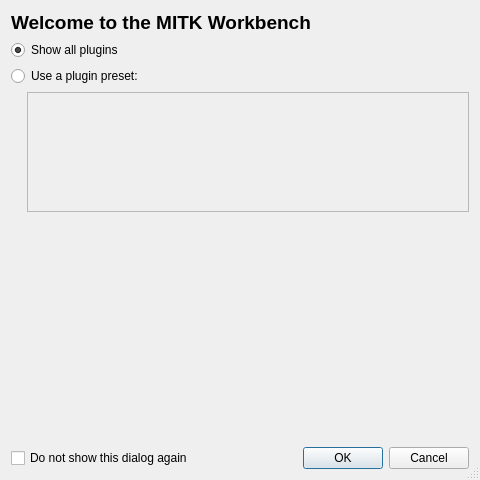
Before: the Qt Designer form Plugins/org.mitk.gui.qt.ext/src/QmitkStartupDialog.ui in MITK/MITK, drawn with Qt 5.
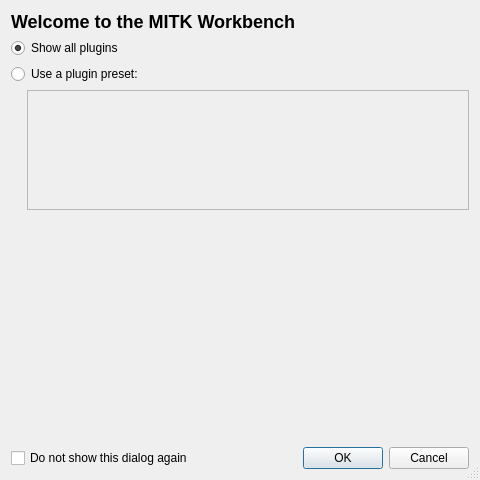
After: the same form once the commit is applied.

Commit message: Add comment about the (for now) internal preset file format

Patch:
```diff
--- a/Plugins/org.mitk.gui.qt.ext/src/QmitkStartupDialog.ui
+++ b/Plugins/org.mitk.gui.qt.ext/src/QmitkStartupDialog.ui
@@ -25,18 +25,14 @@
   <layout class="QVBoxLayout" name="verticalLayout_2">
    <item>
     <widget class="QLabel" name="welcomeLabel">
-     <property name="font">
-      <font>
-       <pointsize>14</pointsize>
-       <italic>false</italic>
-       <bold>true</bold>
-      </font>
-     </property>
      <property name="text">
-      <string>Welcome to the MITK Workbench</string>
+      <string>&lt;h2&gt;Welcome to the MITK Workbench&lt;/h2&gt;</string>
+     </property>
+     <property name="textFormat">
+      <enum>Qt::RichText</enum>
      </property>
      <property name="margin">
-      <number>8</number>
+      <number>4</number>
      </property>
     </widget>
    </item>
@@ -118,7 +114,7 @@
           <x>0</x>
           <y>0</y>
           <width>438</width>
-          <height>200</height>
+          <height>210</height>
          </rect>
         </property>
         <layout class="QVBoxLayout" name="verticalLayout_3">
```
The commit also changes 1 other file.
